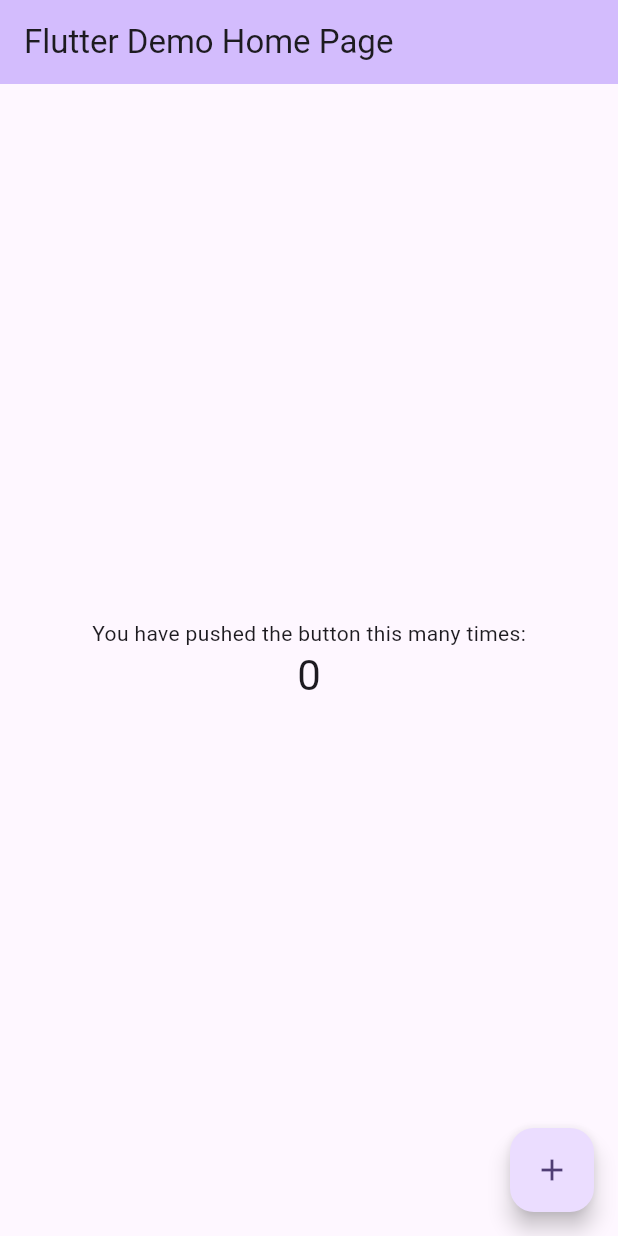
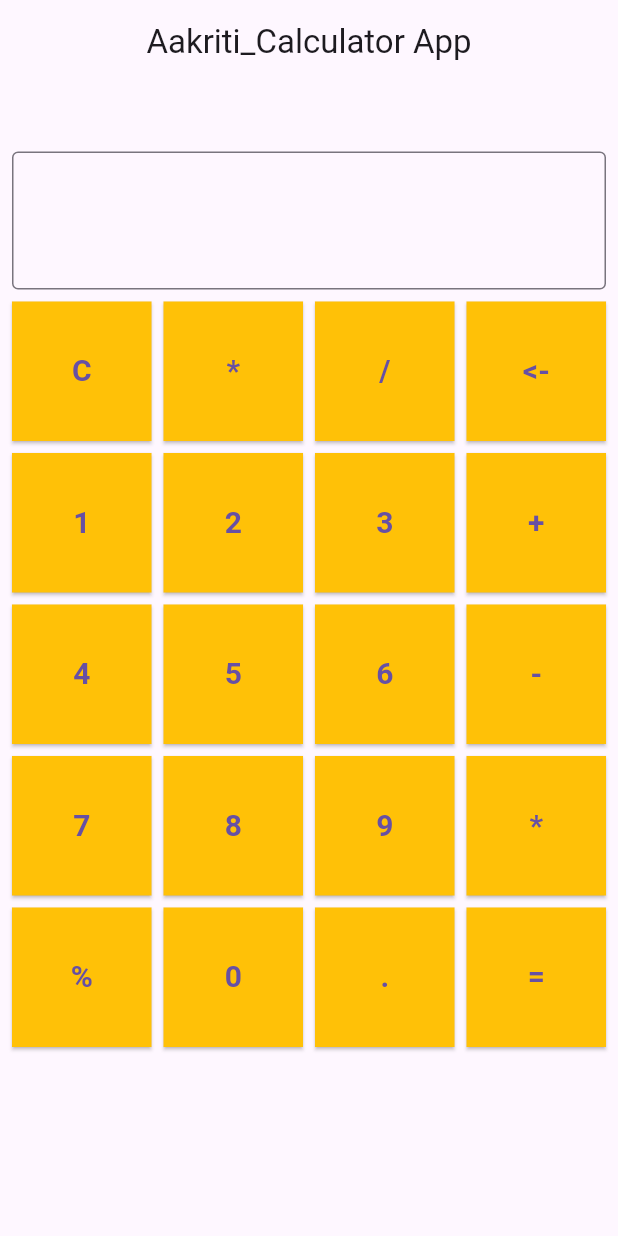
Before and after one commit to aakriti82/flutter_calculator, a Flutter app: the screen it shows after launch, on a phone screen of 412 x 824 dp. Run offline on Flutter 3.47's test engine with Material 3 defaults, Android fonts, the phone set to English and light mode, and no system bars.

Commit message:
calculator_logic

```diff
--- /dev/null
+++ b/flutter_calculator_project/lib/app.dart
@@ -0,0 +1,12 @@
+import 'package:flutter/material.dart';
+import 'package:flutter_calculator_project/view/calculator_view.dart';
+
+class MyApp extends StatelessWidget {
+  const MyApp({super.key});
+
+  @override
+  Widget build(BuildContext context) {
+    return const MaterialApp(
+        debugShowCheckedModeBanner: false, home: CalculatorView());
+  }
+}
--- a/flutter_calculator_project/lib/main.dart
+++ b/flutter_calculator_project/lib/main.dart
@@ -1,125 +1,12 @@
 import 'package:flutter/material.dart';
+import 'package:flutter_calculator_project/app.dart';
 
+// final
+// const
+
+// HOT RELOAD
 void main() {
-  runApp(const MyApp());
+  runApp(
+    const MyApp(),
+  );
 }
-
-class MyApp extends StatelessWidget {
-  const MyApp({super.key});
-
-  // This widget is the root of your application.
-  @override
-  Widget build(BuildContext context) {
-    return MaterialApp(
-      title: 'Flutter Demo',
-      theme: ThemeData(
-        // This is the theme of your application.
-        //
-        // TRY THIS: Try running your application with "flutter run". You'll see
-        // the application has a purple toolbar. Then, without quitting the app,
-        // try changing the seedColor in the colorScheme below to Colors.green
-        // and then invoke "hot reload" (save your changes or press the "hot
-        // reload" button in a Flutter-supported IDE, or press "r" if you used
-        // the command line to start the app).
-        //
-        // Notice that the counter didn't reset back to zero; the application
-        // state is not lost during the reload. To reset the state, use hot
-        // restart instead.
-        //
-        // This works for code too, not just values: Most code changes can be
-        // tested with just a hot reload.
-        colorScheme: ColorScheme.fromSeed(seedColor: Colors.deepPurple),
-        useMaterial3: true,
-      ),
-      home: const MyHomePage(title: 'Flutter Demo Home Page'),
-    );
-  }
-}
-
-class MyHomePage extends StatefulWidget {
-  const MyHomePage({super.key, required this.title});
-
-  // This widget is the home page of your application. It is stateful, meaning
-  // that it has a State object (defined below) that contains fields that affect
-  // how it looks.
-
-  // This class is the configuration for the state. It holds the values (in this
-  // case the title) provided by the parent (in this case the App widget) and
-  // used by the build method of the State. Fields in a Widget subclass are
-  // always marked "final".
-
-  final String title;
-
-  @override
-  State<MyHomePage> createState() => _MyHomePageState();
-}
-
-class _MyHomePageState extends State<MyHomePage> {
-  int _counter = 0;
-
-  void _incrementCounter() {
-    setState(() {
-      // This call to setState tells the Flutter framework that something has
-      // changed in this State, which causes it to rerun the build method below
-      // so that the display can reflect the updated values. If we changed
-      // _counter without calling setState(), then the build method would not be
-      // called again, and so nothing would appear to happen.
-      _counter++;
-    });
-  }
-
-  @override
-  Widget build(BuildContext context) {
-    // This method is rerun every time setState is called, for instance as done
-    // by the _incrementCounter method above.
-    //
-    // The Flutter framework has been optimized to make rerunning build methods
-    // fast, so that you can just rebuild anything that needs updating rather
-    // than having to individually change instances of widgets.
-    return Scaffold(
-      appBar: AppBar(
-        // TRY THIS: Try changing the color here to a specific color (to
-        // Colors.amber, perhaps?) and trigger a hot reload to see the AppBar
-        // change color while the other colors stay the same.
-        backgroundColor: Theme.of(context).colorScheme.inversePrimary,
-        // Here we take the value from the MyHomePage object that was created by
-        // the App.build method, and use it to set our appbar title.
-        title: Text(widget.title),
-      ),
-      body: Center(
-        // Center is a layout widget. It takes a single child and positions it
-        // in the middle of the parent.
-        child: Column(
-          // Column is also a layout widget. It takes a list of children and
-          // arranges them vertically. By default, it sizes itself to fit its
-          // children horizontally, and tries to be as tall as its parent.
-          //
-          // Column has various properties to control how it sizes itself and
-          // how it positions its children. Here we use mainAxisAlignment to
-          // center the children vertically; the main axis here is the vertical
-          // axis because Columns are vertical (the cross axis would be
-          // horizontal).
-          //
-          // TRY THIS: Invoke "debug painting" (choose the "Toggle Debug Paint"
-          // action in the IDE, or press "p" in the console), to see the
-          // wireframe for each widget.
-          mainAxisAlignment: MainAxisAlignment.center,
-          children: <Widget>[
-            const Text(
-              'You have pushed the button this many times:',
-            ),
-            Text(
-              '$_counter',
-              style: Theme.of(context).textTheme.headlineMedium,
-            ),
-          ],
-        ),
-      ),
-      floatingActionButton: FloatingActionButton(
-        onPressed: _incrementCounter,
-        tooltip: 'Increment',
-        child: const Icon(Icons.add),
-      ), // This trailing comma makes auto-formatting nicer for build methods.
-    );
-  }
-}
--- /dev/null
+++ b/flutter_calculator_project/lib/view/calculator_view.dart
@@ -0,0 +1,162 @@
+import 'package:flutter/material.dart';
+
+class CalculatorView extends StatefulWidget {
+  const CalculatorView({super.key});
+
+  @override
+  State<CalculatorView> createState() => _CalculatorViewState();
+}
+
+class _CalculatorViewState extends State<CalculatorView> {
+  final _textController = TextEditingController();
+  List<String> lstSymbols = [
+    "C",
+    "*",
+    "/",
+    "<-",
+    "1",
+    "2",
+    "3",
+    "+",
+    "4",
+    "5",
+    "6",
+    "-",
+    "7",
+    "8",
+    "9",
+    "*",
+    "%",
+    "0",
+    ".",
+    "=",
+  ];
+
+  final _key = GlobalKey<FormState>();
+  int? first;
+  int? second;
+  String operation = "";
+  String history = "";
+
+  void _onButtonPressed(String symbol) {
+    setState(() {
+      if (symbol == "C") {
+        _textController.text = "";
+        first = null;
+        second = null;
+        operation = "";
+        history = "";
+      } else if (symbol == "<-") {
+        if (_textController.text.isNotEmpty) {
+          _textController.text = _textController.text
+              .substring(0, _textController.text.length - 1);
+        }
+      } else if (symbol == "=" && operation.isNotEmpty) {
+        second = int.tryParse(_textController.text);
+        if (second != null) {
+          int result = 0;
+          if (operation == "+") {
+            result = (first ?? 0) + second!;
+          } else if (operation == "-") {
+            result = (first ?? 0) - second!;
+          } else if (operation == "*") {
+            result = (first ?? 0) * second!;
+          } else if (operation == "/") {
+            result = second != 0 ? (first ?? 0) ~/ second! : 0;
+          }
+          history += " ${second!} =";
+          _textController.text = result.toString();
+          first = result;
+          second = null;
+          operation = "";
+        }
+      } else if (["+", "-", "*", "/"].contains(symbol)) {
+        if (_textController.text.isNotEmpty) {
+          first = int.tryParse(_textController.text);
+          if (first != null) {
+            operation = symbol;
+            history = "$first $operation";
+            _textController.text = "";
+          }
+        }
+      } else {
+        // Append numbers or dot
+        _textController.text += symbol;
+      }
+    });
+  }
+
+  @override
+  Widget build(BuildContext context) {
+    return Scaffold(
+      appBar: AppBar(
+        title: const Text('Aakriti_Calculator App'),
+        centerTitle: true,
+      ),
+      body: Padding(
+        padding: const EdgeInsets.all(8.0),
+        child: Form(
+          key: _key,
+          child: Column(
+            children: [
+              // History display
+              Align(
+                alignment: Alignment.centerRight,
+                child: Text(
+                  history,
+                  style: const TextStyle(
+                    fontSize: 20,
+                    color: Colors.grey,
+                  ),
+                ),
+              ),
+              const SizedBox(height: 8),
+              // Main display
+              TextFormField(
+                textDirection: TextDirection.rtl,
+                controller: _textController,
+                decoration: const InputDecoration(
+                  border: OutlineInputBorder(),
+                ),
+                style: const TextStyle(
+                  fontSize: 40,
+                  fontWeight: FontWeight.bold,
+                ),
+                readOnly: true,
+              ),
+              const SizedBox(height: 8),
+              Expanded(
+                child: GridView.builder(
+                  gridDelegate: const SliverGridDelegateWithFixedCrossAxisCount(
+                    crossAxisCount: 4,
+                    crossAxisSpacing: 8.0,
+                    mainAxisSpacing: 8.0,
+                  ),
+                  itemCount: lstSymbols.length,
+                  itemBuilder: (context, index) {
+                    return ElevatedButton(
+                      style: ElevatedButton.styleFrom(
+                        backgroundColor: Colors.amber,
+                        shape: RoundedRectangleBorder(
+                          borderRadius: BorderRadius.circular(0),
+                        ),
+                      ),
+                      onPressed: () => _onButtonPressed(lstSymbols[index]),
+                      child: Text(
+                        lstSymbols[index],
+                        style: const TextStyle(
+                          fontSize: 20,
+                          fontWeight: FontWeight.bold,
+                        ),
+                      ),
+                    );
+                  },
+                ),
+              ),
+            ],
+          ),
+        ),
+      ),
+    );
+  }
+}
```
Also changed, not shown: 1 other file.
